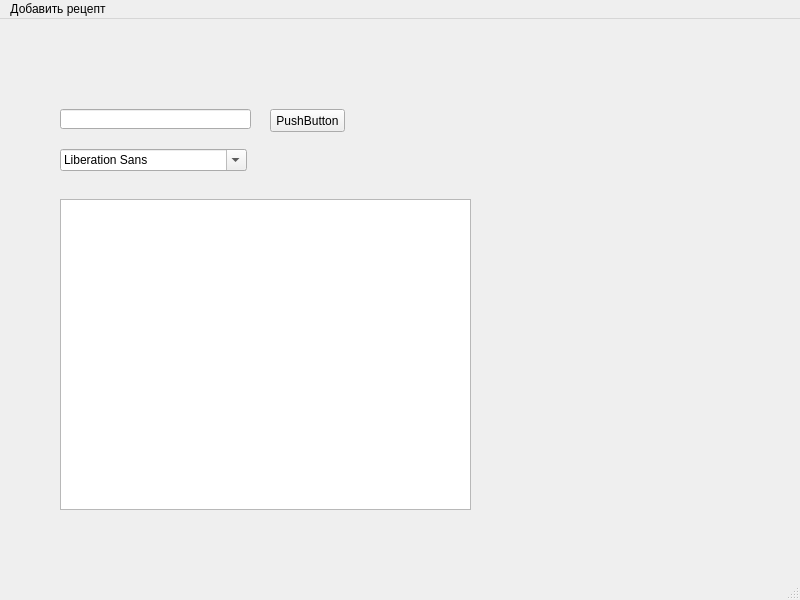
The window that recepts.ui (Proksima1/RecipeBook) describes before a commit, drawn with Qt 5.
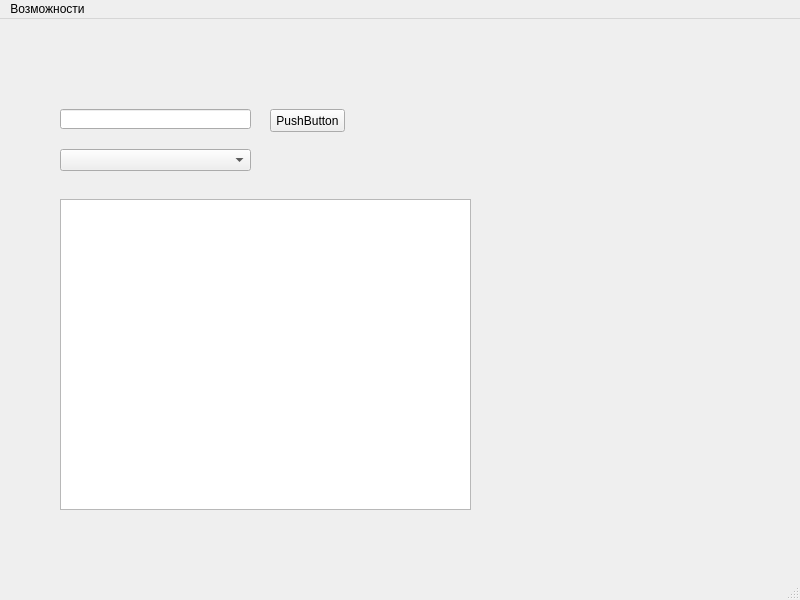
The same window after the commit.

What changed in the file:
```diff
--- a/recepts.ui
+++ b/recepts.ui
@@ -14,16 +14,6 @@
    <string>MainWindow</string>
   </property>
   <widget class="QWidget" name="centralwidget">
-   <widget class="QFontComboBox" name="fontComboBox">
-    <property name="geometry">
-     <rect>
-      <x>60</x>
-      <y>130</y>
-      <width>187</width>
-      <height>22</height>
-     </rect>
-    </property>
-   </widget>
    <widget class="QLineEdit" name="lineEdit">
     <property name="geometry">
      <rect>
@@ -57,6 +47,16 @@
      </rect>
     </property>
    </widget>
+   <widget class="QComboBox" name="comboBox">
+    <property name="geometry">
+     <rect>
+      <x>60</x>
+      <y>130</y>
+      <width>191</width>
+      <height>22</height>
+     </rect>
+    </property>
+   </widget>
   </widget>
   <widget class="QMenuBar" name="menubar">
    <property name="geometry">
@@ -69,7 +69,7 @@
    </property>
    <widget class="QMenu" name="menu">
     <property name="title">
-     <string>Добавить рецепт</string>
+     <string>Возможности</string>
     </property>
    </widget>
    <addaction name="menu"/>
```
Left out of the diff: 6 changed lines with no effect on the pictures.
